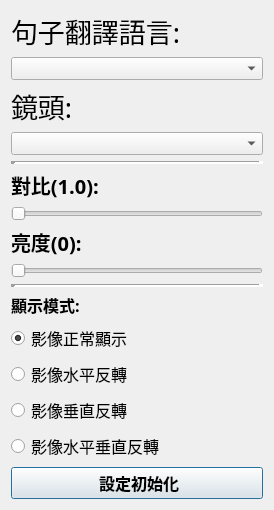
This is project_codes/GUI/settingPage.ui in AhJayzZ/Smart-Learning-System as Qt 5 draws it before an edit. The edited form follows.
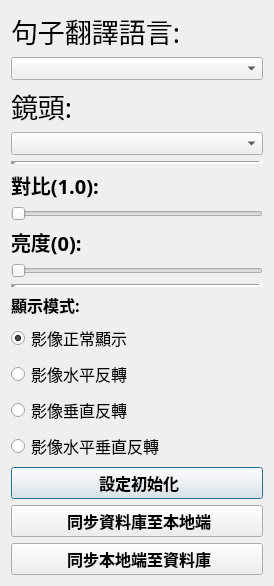
This is the edited form.

What changed in the file:
```diff
--- a/project_codes/GUI/settingPage.ui
+++ b/project_codes/GUI/settingPage.ui
@@ -7,7 +7,7 @@
     <x>0</x>
     <y>0</y>
     <width>274</width>
-    <height>494</height>
+    <height>560</height>
    </rect>
   </property>
   <property name="windowTitle">
@@ -262,6 +262,34 @@
      </property>
     </widget>
    </item>
+   <item>
+    <widget class="QPushButton" name="syncDB_btn">
+     <property name="font">
+      <font>
+       <pointsize>12</pointsize>
+       <weight>75</weight>
+       <bold>true</bold>
+      </font>
+     </property>
+     <property name="text">
+      <string> 同步資料庫至本地端</string>
+     </property>
+    </widget>
+   </item>
+   <item>
+    <widget class="QPushButton" name="syncLocal_btn">
+     <property name="font">
+      <font>
+       <pointsize>12</pointsize>
+       <weight>75</weight>
+       <bold>true</bold>
+      </font>
+     </property>
+     <property name="text">
+      <string> 同步本地端至資料庫</string>
+     </property>
+    </widget>
+   </item>
   </layout>
  </widget>
  <resources/>
```
